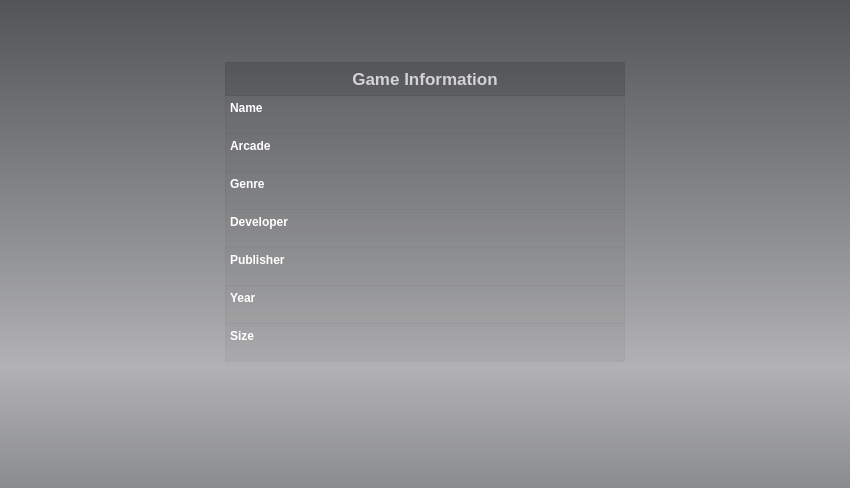
Old version of the form forms/GameSelector.ui in the repository rimsa/GameSelector.
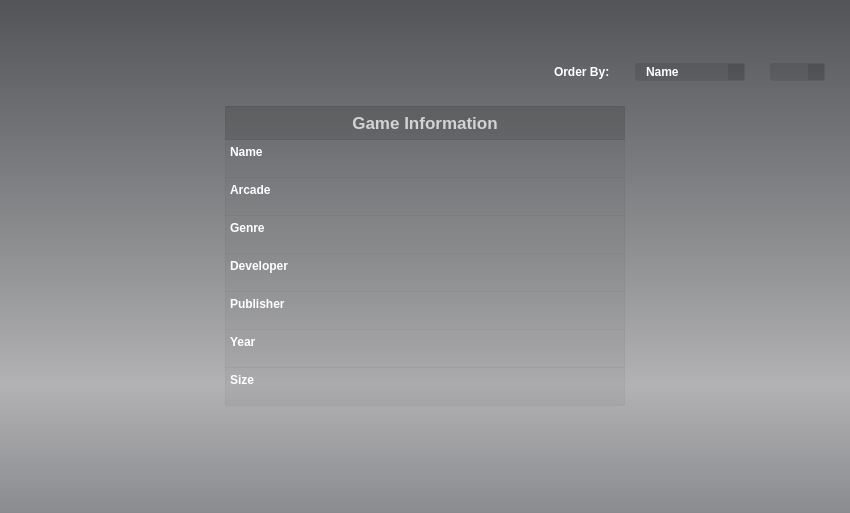
New version of the form. Icons and pictures are not drawn. Custom widgets are drawn as their Qt base class.

Commit message: Added ordering to the user interface.

The edit to the form file:
```diff
--- a/forms/GameSelector.ui
+++ b/forms/GameSelector.ui
@@ -7,7 +7,7 @@
     <x>0</x>
     <y>0</y>
     <width>850</width>
-    <height>488</height>
+    <height>513</height>
    </rect>
   </property>
   <property name="windowTitle">
@@ -30,7 +30,7 @@
     <number>0</number>
    </property>
    <property name="bottomMargin">
-    <number>20</number>
+    <number>0</number>
    </property>
    <item>
     <spacer name="topPressure">
@@ -45,6 +45,171 @@
      </property>
     </spacer>
    </item>
+   <item>
+    <widget class="QWidget" name="orderWidget" native="true">
+     <property name="styleSheet">
+      <string notr="true">QComboBox {
+    border-width: 1px;
+    border-style: solid;
+    border-top-color: rgba(0, 0, 0, 15);
+    border-left-color: qlineargradient(x1: 0, y1: 0, x2: 1, y2: 1, stop: 0 rgba(0, 0, 0, 15), stop: 1 rgba(0, 0, 0, 10));
+    border-bottom-color: rgba(0, 0, 0, 10);
+    border-right-color: qlineargradient(x1: 0, y1: 0, x2: 1, y2: 1, stop: 0 rgba(0, 0, 0, 15), stop: 1 rgba(0, 0, 0, 10));
+    background-color: rgba(0, 0, 0, 25);
+    border-radius: 2px;
+    margin-top: 0px;
+    margin-bottom: 0px;
+    padding-left: 10px;
+    color: white;
+}
+
+QComboBox::drop-down {
+    subcontrol-origin: padding;
+    subcontrol-position: top right;
+    width: 15px;
+    background-color: rgba(0, 0, 0, 25);
+    border-left: 1px solid rgba(0, 0, 0, 10);
+    border-top-right-radius: 2px;
+    border-bottom-right-radius: 2px;
+}
+
+QComboBox::down-arrow {
+    image: url(:/DownIcon);
+}
+
+QComboBox::down-arrow:on {
+    top: 1px;
+    left: 1px;
+}
+
+QListView {
+    background: #525457;
+}</string>
+     </property>
+     <layout class="QHBoxLayout" name="horizontalLayout">
+      <property name="spacing">
+       <number>25</number>
+      </property>
+      <property name="leftMargin">
+       <number>0</number>
+      </property>
+      <property name="topMargin">
+       <number>0</number>
+      </property>
+      <property name="rightMargin">
+       <number>25</number>
+      </property>
+      <property name="bottomMargin">
+       <number>0</number>
+      </property>
+      <item>
+       <spacer name="orderExpanding">
+        <property name="orientation">
+         <enum>Qt::Horizontal</enum>
+        </property>
+        <property name="sizeHint" stdset="0">
+         <size>
+          <width>0</width>
+          <height>0</height>
+         </size>
+        </property>
+       </spacer>
+      </item>
+      <item>
+       <widget class="QLabel" name="orderByLabel">
+        <property name="font">
+         <font>
+          <weight>75</weight>
+          <bold>true</bold>
+         </font>
+        </property>
+        <property name="styleSheet">
+         <string notr="true">color: white;</string>
+        </property>
+        <property name="text">
+         <string>Order By:</string>
+        </property>
+       </widget>
+      </item>
+      <item>
+       <widget class="QComboBox" name="orderTypeCombo">
+        <property name="font">
+         <font>
+          <weight>75</weight>
+          <bold>true</bold>
+         </font>
+        </property>
+        <property name="styleSheet">
+         <string notr="true">QComboBox {
+    min-width: 80px;
+}
+</string>
+        </property>
+        <item>
+         <property name="text">
+          <string>Name</string>
+         </property>
+        </item>
+        <item>
+         <property name="text">
+          <string>Genre</string>
+         </property>
+        </item>
+        <item>
+         <property name="text">
+          <string>Developer</string>
+         </property>
+        </item>
+        <item>
+         <property name="text">
+          <string>Publisher</string>
+         </property>
+        </item>
+        <item>
+         <property name="text">
+          <string>Year</string>
+         </property>
+        </item>
+        <item>
+         <property name="text">
+          <string>Size</string>
+         </property>
+        </item>
+       </widget>
+      </item>
+      <item>
+       <widget class="QComboBox" name="orderSortCombo">
+        <property name="styleSheet">
+         <string notr="true">QComboBox {
+    min-width: 25px;
+}</string>
+        </property>
+        <property name="currentIndex">
+         <number>0</number>
+        </property>
+        <item>
+         <property name="text">
+          <string/>
+         </property>
+         <property name="icon">
+          <iconset resource="../rccs/GameSelector.qrc">
+           <normaloff>:/UpArrow</normaloff>:/UpArrow</iconset>
+         </property>
+        </item>
+        <item>
+         <property name="text">
+          <string/>
+         </property>
+         <property name="icon">
+          <iconset resource="../rccs/GameSelector.qrc">
+           <normaloff>:/DownArrow</normaloff>:/DownArrow</iconset>
+         </property>
+        </item>
+       </widget>
+      </item>
+     </layout>
+    </widget>
+   </item>
    <item>
     <layout class="QHBoxLayout" name="navigationLayout">
      <property name="spacing">
```
Left out of the diff: 2 changed lines with no effect on the pictures. The commit also changes 6 other files.
